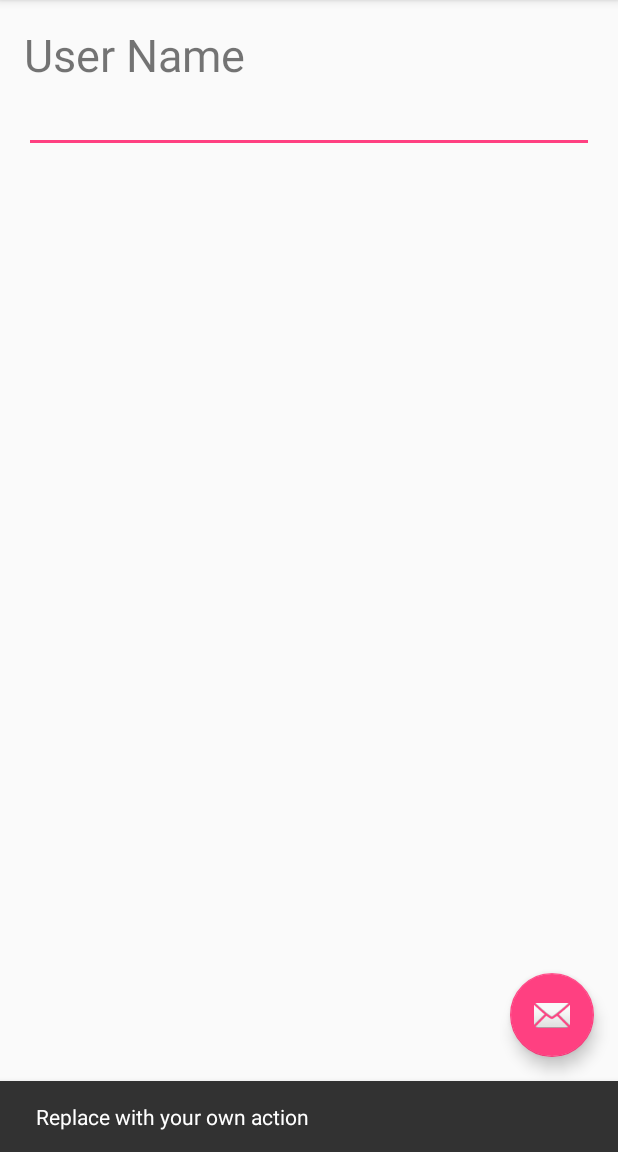
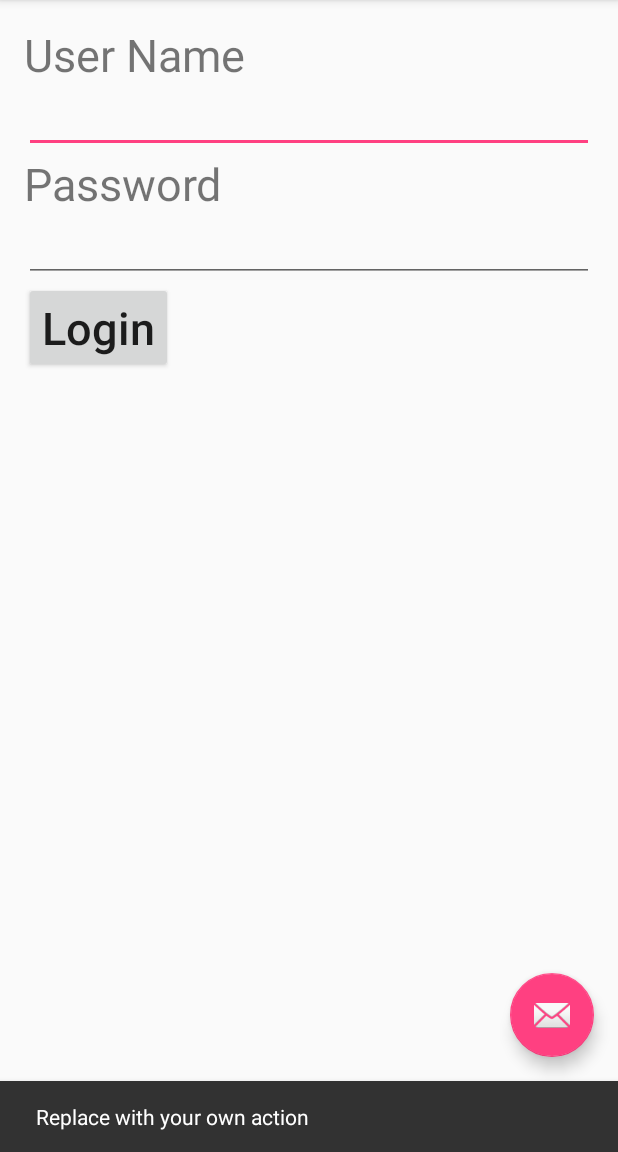
Before and after one commit to fcu-D0409888/Mr.JE, an Android app: the screen it shows after launch (MainActivity), after a tap on an icon or button, on a phone screen of 412 x 824 dp, the part 84-1236 px from its top. Run offline under Robolectric (Android 15) with nearby library versions, the phone set to English and light mode, and no system bars.

Commit message:
THIRD commit

```diff
--- a/app/src/main/res/layout/content_main.xml
+++ b/app/src/main/res/layout/content_main.xml
@@ -35,6 +35,28 @@
             android:id="@+id/editText"
             android:selectAllOnFocus="false"
             android:singleLine="false" />
+
+        <TextView
+            android:text="Password"
+            android:layout_width="match_parent"
+            android:layout_height="wrap_content"
+            android:id="@+id/textView2"
+            android:textSize="30sp"/>
+
+        <EditText
+            android:layout_width="match_parent"
+            android:layout_height="wrap_content"
+            android:inputType="textPassword"
+            android:ems="10"
+            android:id="@+id/editText2" />
+
+        <Button
+            android:text="Login"
+            android:layout_width="wrap_content"
+            android:layout_height="wrap_content"
+            android:id="@+id/button"
+            android:textSize="30sp"
+            android:textAllCaps="false"/>
         =/>
     </LinearLayout>
 </RelativeLayout>
```
